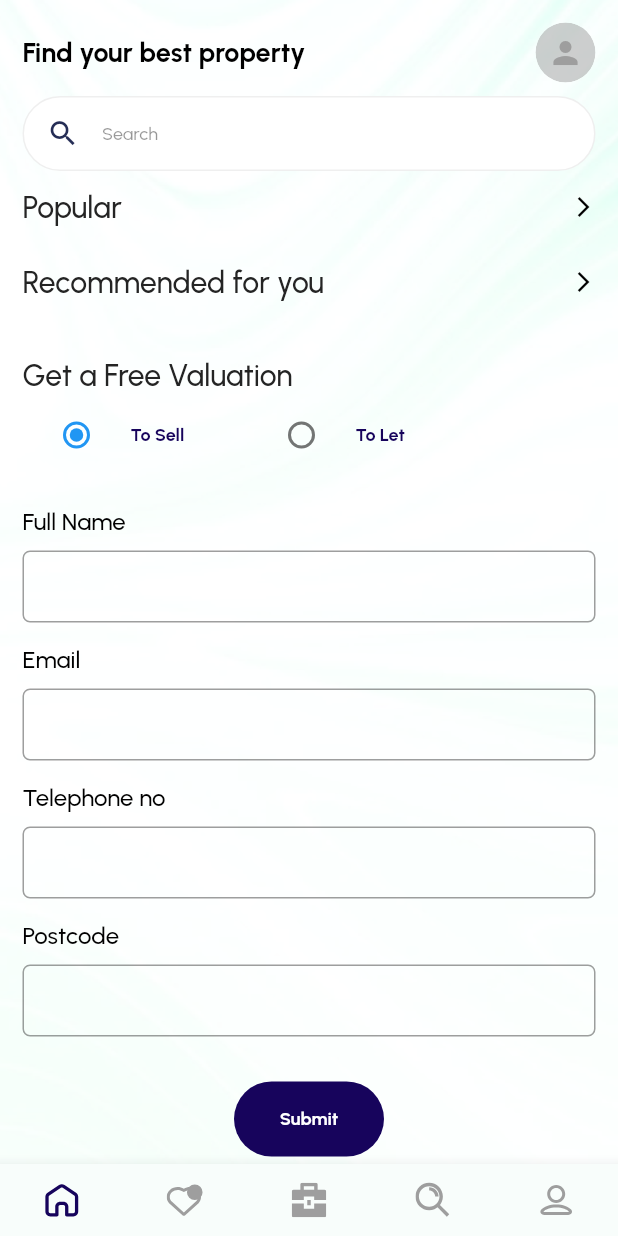
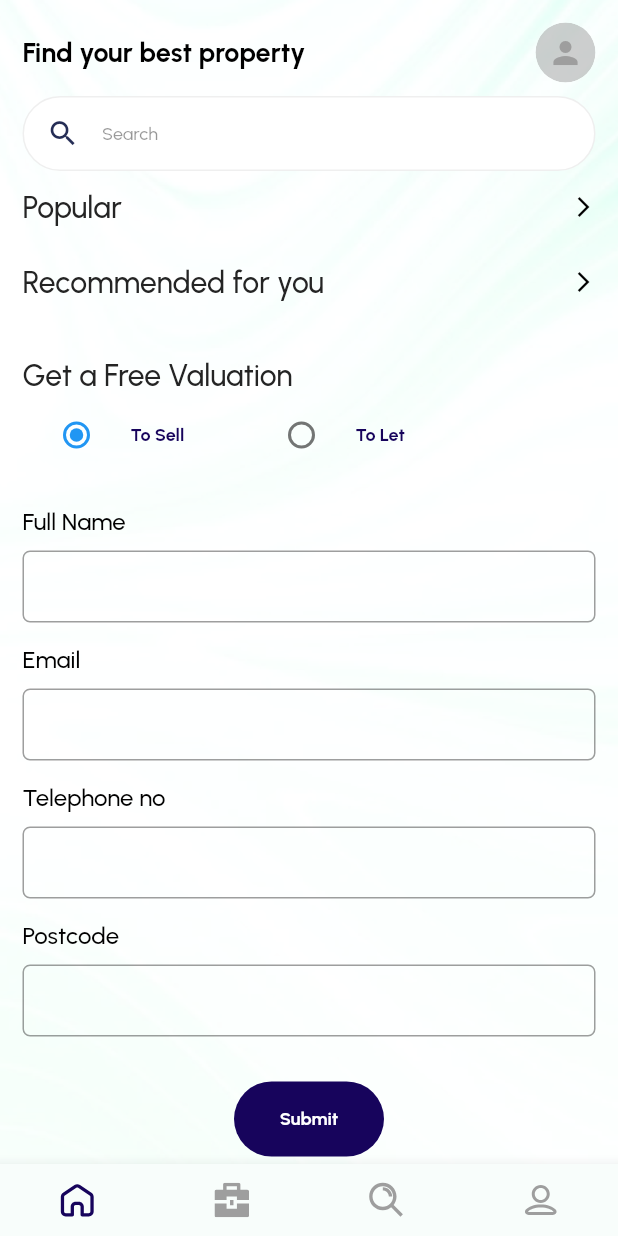
Before and after one commit to ParthIntelizia/Property_App, a Flutter app: the screen it shows after launch, after a tap on "Skip", on a phone screen of 412 x 824 dp. Run offline on Flutter 3.47's test engine with Material 2 defaults, Android fonts, the phone set to English and light mode, and no system bars; drawn by our look-alikes of flutter_progress_hud; our stand-ins replace carousel_slider, cloud_firestore, connectivity, firebase_auth, firebase_core, firebase_storage and 12 more; missing offline and left inert: connectivity_for_web, country_codes, email_auth, flutter_facebook_auth, flutter_facebook_auth_web, flutter_statusbarcolor_ns and 1 more; accounts and stored records are empty; network calls fail.

Commit message:
init[17-11-2022]

```diff
--- a/lib/pages/bottom_navigation_screen.dart
+++ b/lib/pages/bottom_navigation_screen.dart
@@ -71,7 +71,7 @@ class _BottomNavigationBarState extends State<BottomNavigationBarScreen>
     checkConnection();
     _dynamicPageList
       ..add(const HomePage())
-      ..add(const MyWishListPage())
+      //  ..add(const MyWishListPage())
       ..add(const ServicesPage())
       ..add(const DiscoverPage())
       ..add(const UserProfilePage());
@@ -116,11 +116,22 @@ class _BottomNavigationBarState extends State<BottomNavigationBarScreen>
                           onPressed: () {
                             setNavBarIndex(context, 0);
                           }),
+                      // IconButton(
+                      //     iconSize: 22,
+                      //     icon: SvgPicture.asset('assets/icons/favourite.svg',
+                      //         height: 26,
+                      //         width: 26,
+                      //         color: indexCounter == 1
+                      //             ? ConstColors.darkColor
+                      //             : Colors.grey),
+                      //     onPressed: () {
+                      //       setNavBarIndex(context, 1);
+                      //     }),
                       IconButton(
                           iconSize: 22,
-                          icon: SvgPicture.asset('assets/icons/favourite.svg',
-                              height: 26,
-                              width: 26,
+                          icon: SvgPicture.asset('assets/icons/services.svg',
+                              height: 23,
+                              width: 23,
                               color: indexCounter == 1
                                   ? ConstColors.darkColor
                                   : Colors.grey),
@@ -129,9 +140,9 @@ class _BottomNavigationBarState extends State<BottomNavigationBarScreen>
                           }),
                       IconButton(
                           iconSize: 22,
-                          icon: SvgPicture.asset('assets/icons/services.svg',
-                              height: 23,
-                              width: 23,
+                          icon: SvgPicture.asset('assets/icons/search.svg',
+                              height: 24,
+                              width: 24,
                               color: indexCounter == 2
                                   ? ConstColors.darkColor
                                   : Colors.grey),
@@ -140,25 +151,14 @@ class _BottomNavigationBarState extends State<BottomNavigationBarScreen>
                           }),
                       IconButton(
                           iconSize: 22,
-                          icon: SvgPicture.asset('assets/icons/search.svg',
-                              height: 24,
-                              width: 24,
+                          icon: SvgPicture.asset('assets/icons/profile.svg',
+                              height: 23,
+                              width: 23,
                               color: indexCounter == 3
                                   ? ConstColors.darkColor
                                   : Colors.grey),
                           onPressed: () {
                             setNavBarIndex(context, 3);
-                          }),
-                      IconButton(
-                          iconSize: 22,
-                          icon: SvgPicture.asset('assets/icons/profile.svg',
-                              height: 23,
-                              width: 23,
-                              color: indexCounter == 4
-                                  ? ConstColors.darkColor
-                                  : Colors.grey),
-                          onPressed: () {
-                            setNavBarIndex(context, 4);
                           })
                     ]))),
       ),
```
Also changed, not shown: lib/home/widgets/wishl_list_item_widget.dart (+4 -6 lines), lib/pages/property_details_screen.dart (+73 -97 lines), 1 other file.
